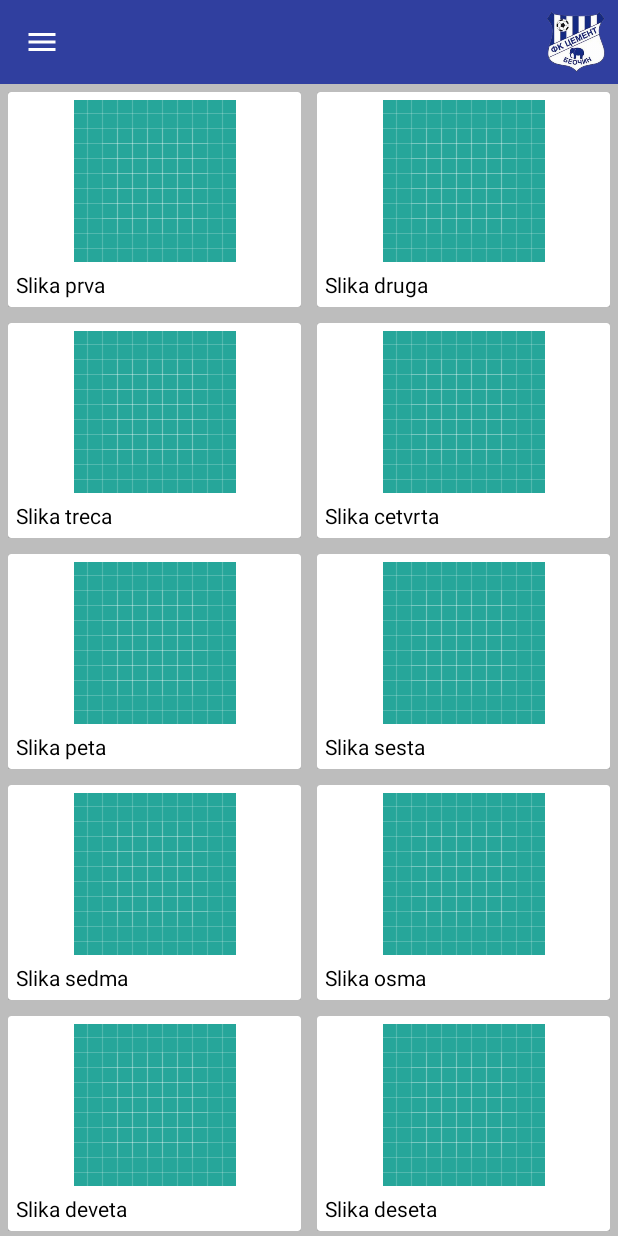
After one commit to BaneManojlovic/NDexample1, an Android app: the fragment GalleryFragment placed in its activity, on a phone screen of 412 x 824 dp. The commit adds this screen. Run offline under Robolectric (Android 15) with nearby library versions, the phone set to English and light mode, and no system bars; network calls fail; pictures from the network do not load.

Commit message:
Added Gallery fragment.

```diff
--- /dev/null
+++ b/app/src/main/java/com/bitnovisad/ndexample1/gallery/adapter/StaggeredRecyclerViewAdapter.java
@@ -0,0 +1,86 @@
+package com.bitnovisad.ndexample1.gallery.adapter;
+
+import android.content.Context;
+import android.os.Bundle;
+import android.support.annotation.NonNull;
+import android.support.v4.app.Fragment;
+import android.support.v4.app.FragmentManager;
+import android.support.v7.app.AppCompatActivity;
+import android.support.v7.widget.RecyclerView;
+import android.view.LayoutInflater;
+import android.view.View;
+import android.view.ViewGroup;
+import android.widget.ImageView;
+import android.widget.TextView;
+import android.widget.Toast;
+
+import com.bitnovisad.ndexample1.R;
+import com.bitnovisad.ndexample1.gallery.view.ImageDetailsFragment;
+import com.bumptech.glide.Glide;
+import com.bumptech.glide.request.RequestOptions;
+
+import java.util.ArrayList;
+
+public class StaggeredRecyclerViewAdapter extends RecyclerView.Adapter<StaggeredRecyclerViewAdapter.ViewHolder>  {
+    private ArrayList<String> mNames = new ArrayList<>();
+    private ArrayList<String> mImageUrls = new ArrayList<>();
+    private Context mContext;
+
+    public StaggeredRecyclerViewAdapter(Context mContext, ArrayList<String> mNames, ArrayList<String> mImageUrls) {
+        this.mNames = mNames;
+        this.mImageUrls = mImageUrls;
+        this.mContext = mContext;
+    }
+
+    @NonNull
+    @Override
+    public ViewHolder onCreateViewHolder(@NonNull ViewGroup parent, int viewType) {
+        View v = LayoutInflater.from(parent.getContext()).inflate(R.layout.layout_grid_item, parent, false);
+        return new ViewHolder(v);
+    }
+
+    @Override
+    public void onBindViewHolder(@NonNull ViewHolder holder, final int position) {
+        RequestOptions requestOptions = new RequestOptions().placeholder(R.drawable.ic_launcher_background);
+
+        Glide.with(mContext)
+                .load(mImageUrls.get(position))
+                .apply(requestOptions)
+                .into(holder.image);
+
+        holder.name.setText(mNames.get(position));
+
+        //click on item to send data to fragment ImageDetailsFragment and to open it
+        holder.image.setOnClickListener(v -> {
+           // Toast.makeText(mContext, "Pressed", Toast.LENGTH_SHORT).show();
+
+            //sends data for image to fragment ImageDetailsFragment in bundle
+            Bundle bundle = new Bundle();
+            bundle.putString("NAME_KEY", mImageUrls.get(position));
+            //here I am calling to open new fragment from outside of the new fragment
+            Fragment fragment = new ImageDetailsFragment();
+            fragment.setArguments(bundle);
+            FragmentManager manager = ((AppCompatActivity) mContext).getSupportFragmentManager();
+            manager.beginTransaction().replace(R.id.fragment_container, fragment).addToBackStack(null).commit();
+        });
+    }
+
+
+    @Override
+    public int getItemCount() {
+        return mImageUrls.size();
+    }
+
+    public class ViewHolder extends RecyclerView.ViewHolder {
+
+        public ImageView image;
+        public TextView name;
+
+        public ViewHolder(@NonNull View itemView) {
+            super(itemView);
+
+            image = (ImageView) itemView.findViewById(R.id.iv_image);
+            name = (TextView) itemView.findViewById(R.id.tv_image_text);
+        }
+    }
+}
--- /dev/null
+++ b/app/src/main/java/com/bitnovisad/ndexample1/gallery/view/GalleryFragment.java
@@ -0,0 +1,114 @@
+package com.bitnovisad.ndexample1.gallery.view;
+
+import android.content.Context;
+import android.net.ConnectivityManager;
+import android.net.NetworkInfo;
+import android.os.Bundle;
+import android.support.annotation.NonNull;
+import android.support.annotation.Nullable;
+import android.support.v4.app.Fragment;
+import android.support.v7.widget.LinearLayoutManager;
+import android.support.v7.widget.RecyclerView;
+import android.support.v7.widget.StaggeredGridLayoutManager;
+import android.view.LayoutInflater;
+import android.view.View;
+import android.view.ViewGroup;
+import android.widget.Toast;
+
+import com.bitnovisad.ndexample1.R;
+import com.bitnovisad.ndexample1.gallery.adapter.StaggeredRecyclerViewAdapter;
+import com.bitnovisad.ndexample1.players_list.view.PlayersListFragment;
+
+import java.util.ArrayList;
+
+public class GalleryFragment extends Fragment {
+
+    private static final int NUM_COLUMNS = 2;
+    private ArrayList<String> mImageUrls = new ArrayList<>();
+    private ArrayList<String> mNames = new ArrayList<>();
+    private View view;
+
+    @Nullable
+    @Override
+    public View onCreateView(@NonNull LayoutInflater inflater, @Nullable ViewGroup container, @Nullable Bundle savedInstanceState) {
+
+        //toast message to handle if there is no internet connection
+        if(isNetworkConnected() == false){
+            Toast.makeText(getActivity(), R.string.no_internet_msg, Toast.LENGTH_LONG).show();
+        }
+
+        view = inflater.inflate(R.layout.fragment_gallery, container, false);
+
+        //for preventing doubleing of data for staggered recyclerview grid!!!
+        if(mImageUrls != null && mNames != null) {
+            mImageUrls.clear();
+            mNames.clear();
+        } else {
+            mImageUrls = new ArrayList<>();
+            mNames = new ArrayList<>();
+        }
+
+        initImageBitmaps();
+        return view;
+    }
+
+    private void initImageBitmaps() {
+
+        mImageUrls.add("https://secure.cache.images.core.optasports.com/soccer/venues/600x450/5595.jpg");
+        mNames.add("Slika prva");
+
+        mImageUrls.add("http://www.srbijafudbal.com/igraci/cement/katanic.jpg");
+        mNames.add("Slika druga");
+
+        mImageUrls.add("http://www.fkvojvodina.rs/wp-content/uploads/2013/09/obrazac-za-slike-vesti8.jpg");
+        mNames.add("Slika treca");
+
+        mImageUrls.add("https://farm5.static.flickr.com/4543/26882892929_3fa1bf8efc_b.jpg");
+        mNames.add("Slika cetvrta");
+
+        mImageUrls.add("https://c1.staticflickr.com/5/4581/37771422945_da05faed35_b.jpg");
+        mNames.add("Slika peta");
+
+        mImageUrls.add("https://farm5.static.flickr.com/4545/38602838636_24d6840e63_b.jpg");
+        mNames.add("Slika sesta");
+
+        mImageUrls.add("https://encrypted-tbn0.gstatic.com/images?q=tbn:ANd9GcTxPL7-L8XExI2WTAS8AKA5xIDkmwZ5TdzWTIs53XxRqsdSrV64");
+        mNames.add("Slika sedma");
+
+        mImageUrls.add("http://2.bp.blogspot.com/-g_YaHdsR-uo/UGChw55tU_I/AAAAAAAADBQ/YOkAJLWX3cU/s1600/beocin+022.jpg");
+        mNames.add("Slika osma");
+
+        mImageUrls.add("http://static.rtv.rs/slike/2015/03/28/cement,-beocin_660x330.jpg");
+        mNames.add("Slika deveta");
+
+        mImageUrls.add("https://encrypted-tbn0.gstatic.com/images?q=tbn:ANd9GcT90ptUVPjpPxvV76sjd9JRNZV_HZ3OkbZqwFM-QL87Ab37Vs5J");
+        mNames.add("Slika deseta");
+
+        mImageUrls.add("http://www.fkvojvodina.rs/wp-content/uploads/2013/09/obrazac-za-slike-vesti12.jpg");
+        mNames.add("Slika jedanaesta");
+
+        initRecyclerView();
+    }
+
+    public void initRecyclerView() {
+        RecyclerView recyclerView = view.findViewById(R.id.rv_grid_layout);
+
+        StaggeredRecyclerViewAdapter stRecyclerViewAdapter =
+                new StaggeredRecyclerViewAdapter(getActivity(), mNames, mImageUrls);
+
+        StaggeredGridLayoutManager stGridLayoutMAnager = new StaggeredGridLayoutManager(NUM_COLUMNS, LinearLayoutManager.VERTICAL);
+        recyclerView.setLayoutManager(stGridLayoutMAnager);
+        recyclerView.setAdapter(stRecyclerViewAdapter);
+    }
+
+    //checking is network awailable
+    protected boolean isNetworkConnected() {
+        try {
+            ConnectivityManager mConnectivityManager = (ConnectivityManager) getActivity().getSystemService(Context.CONNECTIVITY_SERVICE);
+            NetworkInfo mNetworkInfo = mConnectivityManager.getActiveNetworkInfo();
+            return (mNetworkInfo == null) ? false : true;
+        }catch (NullPointerException e){
+            return false;
+        }
+    }
+}
--- /dev/null
+++ b/app/src/main/res/drawable/ic_close_black_24dp.xml
@@ -0,0 +1,5 @@
+<vector android:height="24dp" android:tint="#FFFFFF"
+    android:viewportHeight="24.0" android:viewportWidth="24.0"
+    android:width="24dp" xmlns:android="http://schemas.android.com/apk/res/android">
+    <path android:fillColor="#FF000000" android:pathData="M19,6.41L17.59,5 12,10.59 6.41,5 5,6.41 10.59,12 5,17.59 6.41,19 12,13.41 17.59,19 19,17.59 13.41,12z"/>
+</vector>
--- /dev/null
+++ b/app/src/main/res/layout/fragment_gallery.xml
@@ -0,0 +1,20 @@
+<?xml version="1.0" encoding="utf-8"?>
+<android.support.constraint.ConstraintLayout xmlns:android="http://schemas.android.com/apk/res/android"
+    android:layout_width="match_parent"
+    android:layout_height="match_parent"
+    android:orientation="vertical"
+    android:background="@color/divider"
+    xmlns:app="http://schemas.android.com/apk/res-auto">
+
+        <android.support.v7.widget.RecyclerView
+            android:id="@+id/rv_grid_layout"
+            android:layout_width="match_parent"
+            android:layout_height="match_parent"
+            android:orientation="vertical"
+            app:layout_constraintBottom_toBottomOf="parent"
+            app:layout_constraintEnd_toEndOf="parent"
+            app:layout_constraintStart_toStartOf="parent"
+            app:layout_constraintTop_toTopOf="parent">
+        </android.support.v7.widget.RecyclerView>
+
+</android.support.constraint.ConstraintLayout>
--- /dev/null
+++ b/app/src/main/res/layout/layout_grid_item.xml
@@ -0,0 +1,39 @@
+<?xml version="1.0" encoding="utf-8"?>
+<RelativeLayout xmlns:android="http://schemas.android.com/apk/res/android"
+    android:layout_width="match_parent"
+    android:layout_height="wrap_content"
+    xmlns:app="http://schemas.android.com/apk/res-auto"
+    xmlns:cardview="http://schemas.android.com/tools"
+    android:layout_margin="5dp">
+
+    <android.support.v7.widget.CardView
+        android:layout_width="match_parent"
+        android:layout_height="wrap_content"
+        android:layout_centerHorizontal="true"
+        cardview:cardCornerRadius="5dp"
+        cardview:cardElevation="10dp">
+
+        <RelativeLayout
+            android:layout_width="match_parent"
+            android:layout_height="match_parent"
+            android:padding="5dp">
+
+            <ImageView
+                android:id="@+id/iv_image"
+                android:layout_width="match_parent"
+                android:layout_height="wrap_content"
+                android:scaleType="center"
+                android:src="@mipmap/ic_launcher"/>
+
+            <TextView
+                android:id="@+id/tv_image_text"
+                android:layout_width="wrap_content"
+                android:layout_height="wrap_content"
+                android:layout_below="@id/iv_image"
+                android:layout_marginTop="5dp"
+                android:text="Proba"
+                android:textColor="#000"/>
+
+        </RelativeLayout>
+    </android.support.v7.widget.CardView>
+</RelativeLayout>
--- a/app/src/main/res/menu/drawer_menu.xml
+++ b/app/src/main/res/menu/drawer_menu.xml
@@ -16,6 +16,9 @@
             android:id="@+id/table"
             android:title="Table" />
         <item
+            android:id="@+id/gallery"
+            android:title="Gallery" />
+        <item
             android:id="@+id/settings"
             android:title="Settings" />
     </group>
--- a/build.gradle
+++ b/build.gradle
@@ -5,6 +5,7 @@ buildscript {
     repositories {
         google()
         jcenter()
+        mavenCentral()
     }
     dependencies {
         classpath 'com.android.tools.build:gradle:3.1.2'
```
Also changed, not shown: app/build.gradle (+8 -0 lines), app/src/main/java/com/bitnovisad/ndexample1/MainActivity.java (+7 -0 lines), app/src/main/java/com/bitnovisad/ndexample1/gallery/view/ImageDetailsFragment.java (added, +48 -0 lines), app/src/main/res/layout/fragment_image_details.xml (added, +41 -0 lines).
